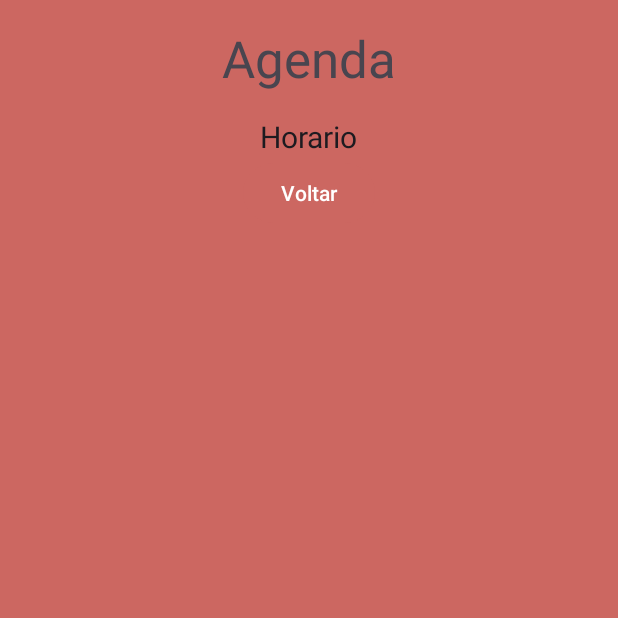
After one commit to Wesley-Neiva/ProjetoApp, an Android app: the Agenda_activity screen opened directly, with no data from a screen before it, on a phone screen of 412 x 824 dp, the top half of it. The commit adds this screen. Run offline under Robolectric (Android 15) with nearby library versions, the phone set to English and light mode, and no system bars.

Commit message:
Criado a activity agenda

```diff
--- a/app/src/main/AndroidManifest.xml
+++ b/app/src/main/AndroidManifest.xml
@@ -12,6 +12,9 @@
         android:supportsRtl="true"
         android:theme="@style/Theme.AppMarcela"
         tools:targetApi="31">
+        <activity
+            android:name=".Agenda_activity"
+            android:exported="false" />
         <activity
             android:name=".Devocional_Activity"
             android:exported="false" />
--- /dev/null
+++ b/app/src/main/java/com/wesleyneiva/appmarcela/Agenda_activity.kt
@@ -0,0 +1,24 @@
+package com.wesleyneiva.appmarcela
+
+import androidx.appcompat.app.AppCompatActivity
+import android.os.Bundle
+import android.widget.Button
+
+
+class Agenda_activity : AppCompatActivity() {
+
+    lateinit var botaoAgendaVoltar:Button
+
+    override fun onCreate(savedInstanceState: Bundle?) {
+        super.onCreate(savedInstanceState)
+        setContentView(R.layout.activity_agenda)
+
+        botaoAgendaVoltar = findViewById(R.id.btn_agenda_voltar)
+
+        val bundle = intent.extras
+
+        botaoAgendaVoltar.setOnClickListener {
+            finish()
+        }
+    }
+}
--- a/app/src/main/java/com/wesleyneiva/appmarcela/MainActivity.kt
+++ b/app/src/main/java/com/wesleyneiva/appmarcela/MainActivity.kt
@@ -9,6 +9,7 @@
 
     lateinit var btnExercicios: Button
     lateinit var btnDevocional: Button
+    lateinit var btnAgenda: Button
 
 
     override fun onCreate(savedInstanceState: Bundle?) {
@@ -31,6 +32,14 @@
 
         }
 
+        btnAgenda = findViewById(R.id.btn_agenda)
+        btnAgenda.setOnClickListener {
+            val intent = Intent(
+                this, Agenda_activity::class.java
+            )
+            startActivity(intent)
+        }
+
 
 
     }
--- /dev/null
+++ b/app/src/main/res/layout/activity_agenda.xml
@@ -0,0 +1,43 @@
+<?xml version="1.0" encoding="utf-8"?>
+<androidx.constraintlayout.widget.ConstraintLayout xmlns:android="http://schemas.android.com/apk/res/android"
+    xmlns:app="http://schemas.android.com/apk/res-auto"
+    xmlns:tools="http://schemas.android.com/tools"
+    android:layout_width="match_parent"
+    android:layout_height="match_parent"
+    tools:context=".Agenda_activity">
+
+    <TextView
+        android:id="@+id/text_agenda"
+        android:layout_width="wrap_content"
+        android:layout_height="wrap_content"
+        android:layout_marginTop="16dp"
+        android:text="Agenda"
+        android:textSize="34sp"
+        app:layout_constraintEnd_toEndOf="parent"
+        app:layout_constraintHorizontal_bias="0.5"
+        app:layout_constraintStart_toStartOf="parent"
+        app:layout_constraintTop_toTopOf="parent" />
+
+    <CheckedTextView
+        android:id="@+id/text_hora"
+        android:layout_width="wrap_content"
+        android:layout_height="wrap_content"
+        android:layout_marginTop="16dp"
+        android:text="Horario"
+        android:textSize="20sp"
+        app:layout_constraintEnd_toEndOf="parent"
+        app:layout_constraintHorizontal_bias="0.5"
+        app:layout_constraintStart_toStartOf="parent"
+        app:layout_constraintTop_toBottomOf="@+id/text_agenda" />
+
+    <Button
+        android:id="@+id/btn_agenda_voltar"
+        android:layout_width="wrap_content"
+        android:layout_height="wrap_content"
+        android:text="Voltar"
+        app:layout_constraintEnd_toEndOf="parent"
+        app:layout_constraintHorizontal_bias="0.5"
+        app:layout_constraintStart_toStartOf="parent"
+        app:layout_constraintTop_toBottomOf="@+id/text_hora" />
+
+</androidx.constraintlayout.widget.ConstraintLayout>
--- a/app/src/main/res/layout/activity_main.xml
+++ b/app/src/main/res/layout/activity_main.xml
@@ -119,7 +119,7 @@
         app:layout_constraintEnd_toEndOf="parent"
         app:layout_constraintHorizontal_bias="0.5"
         app:layout_constraintStart_toEndOf="@+id/button7"
-        app:layout_constraintTop_toBottomOf="@+id/button5"
+        app:layout_constraintTop_toBottomOf="@+id/btn_agenda"
         app:layout_constraintVertical_bias="0.5" />
 
     <Button
@@ -136,13 +136,13 @@
         android:textSize="13dp"
         android:textStyle="bold|italic"
         app:layout_constraintBottom_toBottomOf="parent"
-        app:layout_constraintEnd_toStartOf="@+id/button5"
+        app:layout_constraintEnd_toStartOf="@+id/btn_agenda"
         app:layout_constraintHorizontal_bias="0.5"
         app:layout_constraintStart_toEndOf="@+id/btn_exercicios"
         app:layout_constraintTop_toBottomOf="@+id/btn_inicio" />
 
     <Button
-        android:id="@+id/button5"
+        android:id="@+id/btn_agenda"
         style="@style/Widget.Material3.Button.IconButton.Filled"
         android:layout_width="94dp"
         android:layout_height="83dp"
```
